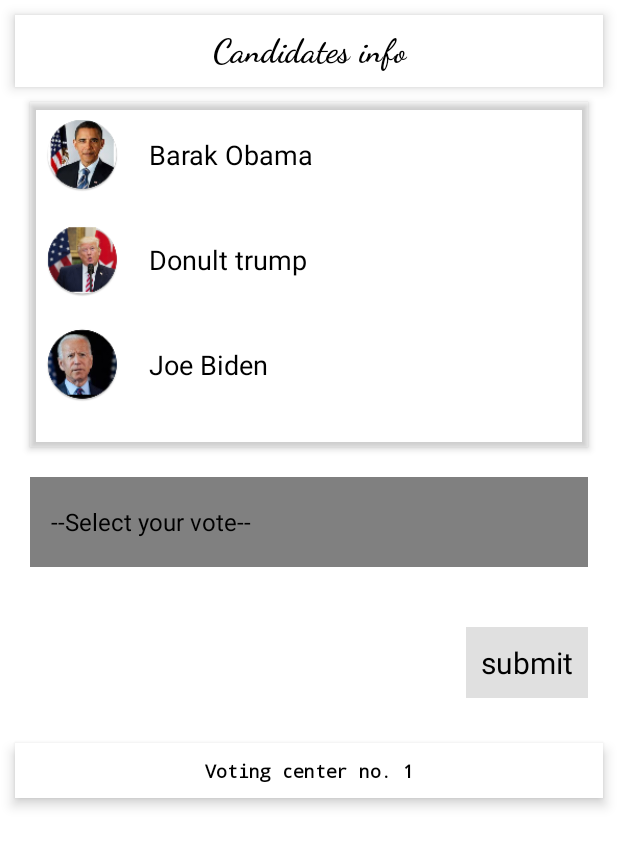
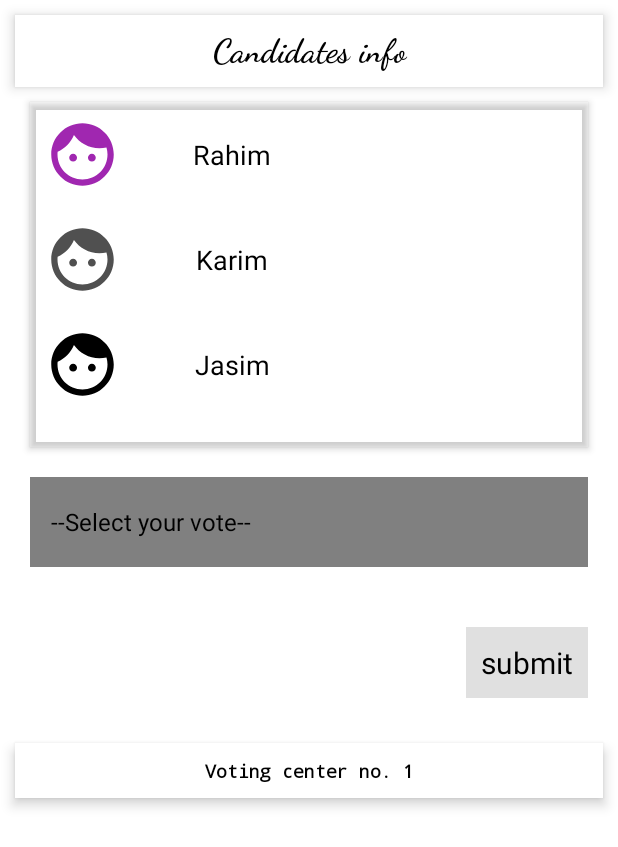
Before and after one commit to avijitacharjee/e-voting, an Android app: the CandidateInfoActivity screen opened directly, with no data from a screen before it, on a phone screen of 412 x 824 dp. Shown: the top 847 px of the screen. Run offline under Robolectric (Android 15) with nearby library versions, the light colour scheme and no system bars; our stand-ins replace Firebase (no records; nobody signed in at launch, a user with empty details on screens opened directly), Volley; network calls fail.

Commit message:
candidate name changed

```diff
--- /dev/null
+++ b/app/src/main/res/drawable/ic_baseline_face_24.xml
@@ -0,0 +1,10 @@
+<vector xmlns:android="http://schemas.android.com/apk/res/android"
+    android:width="24dp"
+    android:height="24dp"
+    android:viewportWidth="24"
+    android:viewportHeight="24"
+    android:tint="?attr/colorControlNormal">
+  <path
+      android:fillColor="@android:color/white"
+      android:pathData="M9,11.75c-0.69,0 -1.25,0.56 -1.25,1.25s0.56,1.25 1.25,1.25 1.25,-0.56 1.25,-1.25 -0.56,-1.25 -1.25,-1.25zM15,11.75c-0.69,0 -1.25,0.56 -1.25,1.25s0.56,1.25 1.25,1.25 1.25,-0.56 1.25,-1.25 -0.56,-1.25 -1.25,-1.25zM12,2C6.48,2 2,6.48 2,12s4.48,10 10,10 10,-4.48 10,-10S17.52,2 12,2zM12,20c-4.41,0 -8,-3.59 -8,-8 0,-0.29 0.02,-0.58 0.05,-0.86 2.36,-1.05 4.23,-2.98 5.21,-5.37C11.07,8.33 14.05,10 17.42,10c0.78,0 1.53,-0.09 2.25,-0.26 0.21,0.71 0.33,1.47 0.33,2.26 0,4.41 -3.59,8 -8,8z"/>
+</vector>
--- a/app/src/main/res/layout/activity_candidate_info.xml
+++ b/app/src/main/res/layout/activity_candidate_info.xml
@@ -52,15 +52,16 @@
 
                 <ImageView
                     android:layout_width="50dp"
+                    android:tint="#A027B0"
                     android:layout_height="50dp"
-                    android:src="@mipmap/ic_obama" />
+                    android:src="@drawable/ic_baseline_face_24" />
 
                 <TextView
-                    android:layout_width="wrap_content"
+                    android:layout_width="150dp"
                     android:layout_height="match_parent"
                     android:gravity="center"
                     android:padding="10dp"
-                    android:text="  Barak Obama"
+                    android:text="Rahim"
                     android:textColor="@color/black"
                     android:textSize="18sp" />
 
@@ -92,15 +93,16 @@
 
                 <ImageView
                     android:layout_width="50dp"
+                    android:tint="#505050"
                     android:layout_height="50dp"
-                    android:src="@mipmap/ic_trump" />
+                    android:src="@drawable/ic_baseline_face_24" />
 
                 <TextView
-                    android:layout_width="wrap_content"
+                    android:layout_width="150dp"
                     android:layout_height="match_parent"
                     android:gravity="center"
                     android:padding="10dp"
-                    android:text="  Donult trump"
+                    android:text="Karim"
                     android:textColor="@color/black"
                     android:textSize="18sp" />
 
@@ -131,14 +133,15 @@
                 <ImageView
                     android:layout_width="50dp"
                     android:layout_height="50dp"
-                    android:src="@mipmap/ic_biden" />
+                    android:tint="@color/black"
+                    android:src="@drawable/ic_baseline_face_24" />
 
                 <TextView
-                    android:layout_width="wrap_content"
+                    android:layout_width="150dp"
                     android:layout_height="match_parent"
                     android:gravity="center"
                     android:padding="10dp"
-                    android:text="  Joe Biden      "
+                    android:text="Jasim"
                     android:textColor="@color/black"
                     android:textSize="18sp" />
 
```
Also changed, not shown: app/src/main/res/layout/activity_main_admin.xml (+12 -9 lines).
